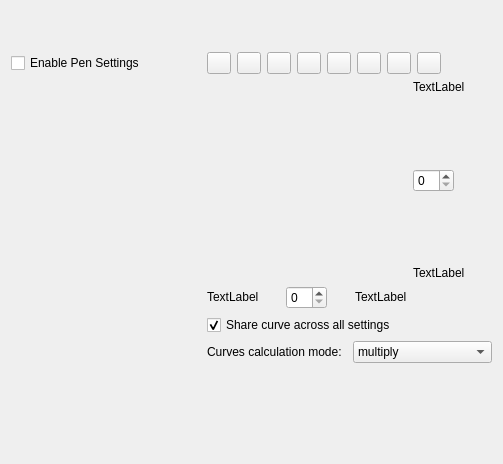
Before: the Qt Designer form plugins/paintops/mypaint/wdgmypaintcurveoption.ui in KDE/krita, drawn with Qt 5.
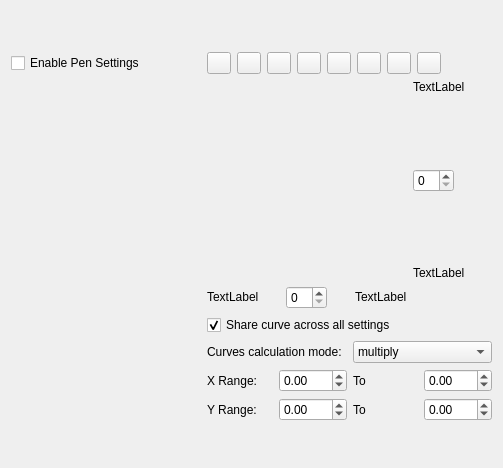
After: the same form once the commit is applied. Custom widgets are drawn as their Qt base class.

Commit message: range changing behaviour

What changed in the file:
```diff
--- a/plugins/paintops/mypaint/wdgmypaintcurveoption.ui
+++ b/plugins/paintops/mypaint/wdgmypaintcurveoption.ui
@@ -7,7 +7,7 @@
     <x>0</x>
     <y>0</y>
     <width>503</width>
-    <height>464</height>
+    <height>468</height>
    </rect>
   </property>
   <layout class="QVBoxLayout" name="verticalLayout_2">
@@ -251,43 +251,6 @@
      </item>
      <item>
       <layout class="QGridLayout" name="gridLayout_2">
-       <item row="0" column="3">
-        <spacer name="horizontalSpacer_2">
-         <property name="orientation">
-          <enum>Qt::Horizontal</enum>
-         </property>
-         <property name="sizeHint" stdset="0">
-          <size>
-           <width>2</width>
-           <height>2</height>
-          </size>
-         </property>
-        </spacer>
-       </item>
-       <item row="3" column="1">
-        <spacer name="verticalSpacer">
-         <property name="orientation">
-          <enum>Qt::Vertical</enum>
-         </property>
-         <property name="sizeHint" stdset="0">
-          <size>
-           <width>2</width>
-           <height>2</height>
-          </size>
-         </property>
-        </spacer>
-       </item>
-       
-       <item row="1" column="1">
-        <widget class="QCheckBox" name="checkBoxUseSameCurve">
-         <property name="text">
-          <string>Share curve across all settings</string>
-         </property>
-         <property name="checked">
-          <bool>true</bool>
-         </property>
-        </widget>
-       </item>
        <item row="0" column="1">
         <layout class="QGridLayout" name="gridLayout">
          <item row="2" column="1">
@@ -482,6 +445,70 @@
          </item>
         </layout>
        </item>
+       <item row="0" column="3">
+        <spacer name="horizontalSpacer_2">
+         <property name="orientation">
+          <enum>Qt::Horizontal</enum>
+         </property>
+         <property name="sizeHint" stdset="0">
+          <size>
+           <width>13</width>
+           <height>13</height>
+          </size>
+         </property>
+        </spacer>
+       </item>
+       <item row="4" column="1">
+        <layout class="QHBoxLayout" name="horizontalLayout_19">
+         <item>
+          <widget class="QLabel" name="label_5">
+           <property name="text">
+            <string>Y Range:</string>
+           </property>
+          </widget>
+         </item>
+         <item>
+          <widget class="QDoubleSpinBox" name="yMinBox">
+           <property name="minimum">
+            <double>-180.000000000000000</double>
+           </property>
+           <property name="maximum">
+            <double>180.000000000000000</double>
+           </property>
+          </widget>
+         </item>
+         <item>
+          <widget class="QLabel" name="label_3">
+           <property name="text">
+            <string>To</string>
+           </property>
+          </widget>
+         </item>
+         <item>
+          <widget class="QDoubleSpinBox" name="yMaxBox">
+           <property name="minimum">
+            <double>-180.000000000000000</double>
+           </property>
+           <property name="maximum">
+            <double>180.000000000000000</double>
+           </property>
+          </widget>
+         </item>
+        </layout>
+       </item>
+       <item row="5" column="1">
+        <spacer name="verticalSpacer">
+         <property name="orientation">
+          <enum>Qt::Vertical</enum>
+         </property>
+         <property name="sizeHint" stdset="0">
+          <size>
+           <width>20</width>
+           <height>60</height>
+          </size>
+         </property>
+        </spacer>
+       </item>
        <item row="2" column="1">
         <layout class="QHBoxLayout" name="horizontalLayout_6">
          <item>
@@ -543,6 +570,54 @@
          </item>
         </layout>
        </item>
+       <item row="1" column="1">
+        <widget class="QCheckBox" name="checkBoxUseSameCurve">
+         <property name="text">
+          <string>Share curve across all settings</string>
+         </property>
+         <property name="checked">
+          <bool>true</bool>
+         </property>
+        </widget>
+       </item>
+       <item row="3" column="1">
+        <layout class="QHBoxLayout" name="horizontalLayout_18">
+         <item>
+          <widget class="QLabel" name="label_4">
+           <property name="text">
+            <string>X Range:</string>
+           </property>
+          </widget>
+         </item>
+         <item>
+          <widget class="QDoubleSpinBox" name="xMinBox">
+           <property name="minimum">
+            <double>-180.000000000000000</double>
+           </property>
+           <property name="maximum">
+            <double>180.000000000000000</double>
+           </property>
+          </widget>
+         </item>
+         <item>
+          <widget class="QLabel" name="label_2">
+           <property name="text">
+            <string>To</string>
+           </property>
+          </widget>
+         </item>
+         <item>
+          <widget class="QDoubleSpinBox" name="xMaxBox">
+           <property name="minimum">
+            <double>-180.000000000000000</double>
+           </property>
+           <property name="maximum">
+            <double>180.000000000000000</double>
+           </property>
+          </widget>
+         </item>
+        </layout>
+       </item>
       </layout>
      </item>
     </layout>
```
Left out of the diff: 2 changed lines with no effect on the pictures. The commit also changes 8 other files.
